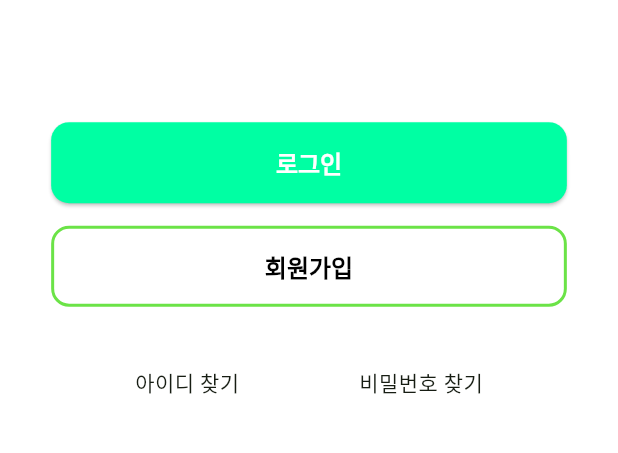
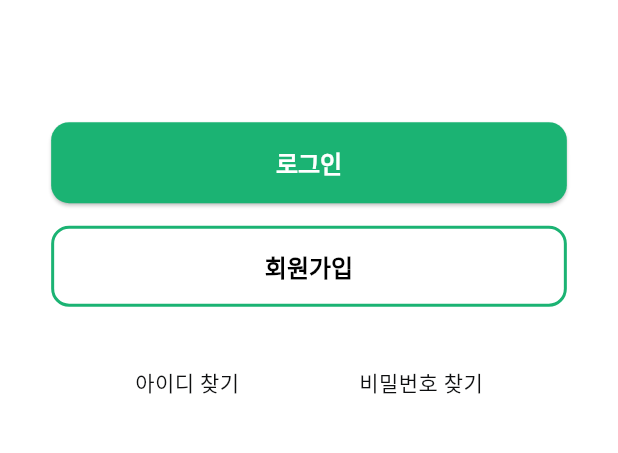
Before and after one commit to ycs-201707010/UniPlan_Client, a Flutter app: the screen it shows after launch, on a phone screen of 412 x 824 dp, the part 564-1017 px from its top. Run offline on Flutter 3.47's test engine with Material 3 defaults, Android fonts, the phone set to English and light mode, and no system bars; our stand-ins replace flutter_colorpicker, flutter_slidable, flutter_speed_dial, flutter_spinkit, geolocator, google_maps_flutter and 4 more; missing offline and left inert: flutter_randomcolor, flutter_sound, google_places_api_flutter, timetable_view, wave_blob; accounts and stored records are empty; Roboto replaces fonts that are missing (NanumSquare).

Commit message:
251008 lightmode Update

```diff
--- a/lib/main.dart
+++ b/lib/main.dart
@@ -105,7 +105,7 @@ class uniPlanApp extends StatelessWidget {
         // 버튼을 생성할 때 따로 Theme.of(context)를 통해 불러오지 않아도 된다.
         elevatedButtonTheme: ElevatedButtonThemeData(
           style: ElevatedButton.styleFrom(
-            backgroundColor: Color(0xFF00FFA3), // ElevatedButton의 배경색
+            backgroundColor: Color(0xFF1bb373), // ElevatedButton의 배경색
             disabledBackgroundColor: Colors.grey.shade300,
             disabledForegroundColor: Colors.grey.shade500,
             foregroundColor: Colors.white, // ElevatedButton의 텍스트/아이콘 색상
@@ -123,7 +123,7 @@ class uniPlanApp extends StatelessWidget {
         // 채워지지 않은 버튼(Out)
         outlinedButtonTheme: OutlinedButtonThemeData(
           style: OutlinedButton.styleFrom(
-            side: BorderSide(color: const Color(0xFF6BE347), width: 2),
+            side: BorderSide(color: Color(0xFF1bb373), width: 2),
             foregroundColor: Colors.black,
             shape: RoundedRectangleBorder(
               borderRadius: BorderRadius.circular(12), // 버튼 모서리 둥글게
@@ -137,6 +137,9 @@ class uniPlanApp extends StatelessWidget {
         ),
 
         inputDecorationTheme: InputDecorationTheme(
+          focusedBorder: UnderlineInputBorder(
+            borderSide: BorderSide(color: Color(0xFF1bb373), width: 2),
+          ),
           hintStyle: const TextStyle(
             color: Color.fromARGB(255, 139, 139, 139),
             fontSize: 16,
@@ -199,6 +202,9 @@ class uniPlanApp extends StatelessWidget {
             color: Color.fromARGB(255, 139, 139, 139),
             fontSize: 16,
           ),
+          focusedBorder: UnderlineInputBorder(
+            borderSide: BorderSide(color: Color(0xFF00FFA3), width: 2),
+          ),
         ),
       ),
 
--- a/lib/screens/chatbot.dart
+++ b/lib/screens/chatbot.dart
@@ -203,7 +203,7 @@ class _ChatPageState extends State<ChatbotPage> {
     WidgetsBinding.instance.addPostFrameCallback((_) => _scrollToBottom());
 
     return Scaffold(
-      backgroundColor: Theme.of(context).colorScheme.surface,
+      backgroundColor: Theme.of(context).colorScheme.surfaceContainerHigh,
       appBar: chatTopBar(),
       body: Column(
         children: [
@@ -256,6 +256,7 @@ class _ChatPageState extends State<ChatbotPage> {
                             decoration: const InputDecoration(
                               hintText: '여기에 메시지를 입력...',
                               border: InputBorder.none,
+                              focusedBorder: InputBorder.none,
                             ),
                           ),
                         ),
--- a/lib/screens/scheduleSheets.dart
+++ b/lib/screens/scheduleSheets.dart
@@ -141,7 +141,7 @@ class _scheduleSheetsPageState extends State<scheduleSheetsPage>
     } else if (today.weekday == DateTime.sunday) {
       return Colors.red; // 일요일이면 빨간색
     } else {
-      return Theme.of(context).colorScheme.onPrimaryContainer; // 평일이면 기존 색상
+      return Theme.of(context).colorScheme.primaryContainer; // 평일이면 기존 색상
     }
   }
 
@@ -188,6 +188,9 @@ class _scheduleSheetsPageState extends State<scheduleSheetsPage>
                     ),
                     todayHighlightColor:
                         _getTodayHighlightColor(), //Color(0xEE265A3A),
+                    todayTextStyle: TextStyle(
+                      color: Theme.of(context).colorScheme.onPrimaryContainer,
+                    ),
                     selectionDecoration: BoxDecoration(
                       color: Colors.transparent,
                       border: Border.all(
--- a/lib/theme/theme.dart
+++ b/lib/theme/theme.dart
@@ -8,51 +8,47 @@ class MaterialTheme {
   static ColorScheme lightScheme() {
     return const ColorScheme(
       brightness: Brightness.light,
-      primary: Color(0xff1b6d00),
-      surfaceTint: Color(0xff1b6d00),
-      onPrimary: Color(0xffffffff),
-      primaryContainer: Color(0xff6be347),
-      onPrimaryContainer: Color(0xff176200),
-      secondary: Color(0xff326b21),
-      onSecondary: Color(0xffffffff),
-      secondaryContainer: Color(0xffb3f498),
-      onSecondaryContainer: Color(0xff387126),
-      tertiary: Color(0xff006c51),
-      onTertiary: Color(0xffffffff),
-      tertiaryContainer: Color(0xff00e4b0),
-      onTertiaryContainer: Color(0xff006049),
+
+      // --- Primary (주요/강조) ---
+      primary: Color(0xFF1bb373), // 가장 중요한 요소 (활성 버튼, FAB 등)
+      onPrimary: Color(0xFFFFFFFF), // Primary 색상 위의 텍스트/아이콘 (어두운 녹색)
+      primaryContainer: Color(0xFF168f5c), // Primary보다 덜 강조된 컨테이너
+      onPrimaryContainer: Color(0xFFFFFFFF), // PrimaryContainer 위의 텍스트/아이콘
+      // --- Secondary (보조 - 녹색 계열) ---
+      // Primary보다 덜 중요하지만 여전히 녹색 계열의 UI 요소에 사용
+      secondary: Color(0xFF66bb6a), // 부드러운 중간 톤 녹색
+      onSecondary: Color(0xFFFFFFFF), // Secondary 색상 위의 텍스트/아이콘 (흰색)
+      secondaryContainer: Color(0xFF005223), // Secondary의 더 어두운 버전
+      onSecondaryContainer: Color(0xFFBEEBC2), // SecondaryContainer 위의 텍스트/아이콘
+      // --- Tertiary (추가 강조 - 녹색 계열) ---
+      // 가장 은은하거나 보조적인 하이라이트가 필요할 때 사용
+      tertiary: Color(0xFFA5D6A7), // 밝고 연한 민트/녹색
+      onTertiary: Color(0xFF0F381A), // Tertiary 색상 위의 텍스트/아이콘 (어두운 녹색)
+      tertiaryContainer: Color(0xFF274F2E), // Tertiary의 더 어두운 버전
+      onTertiaryContainer: Color(0xFFC0F3C2), // TertiaryContainer 위의 텍스트/아이콘
+      // --- Error (오류) ---
       error: Color(0xffba1a1a),
       onError: Color(0xffffffff),
       errorContainer: Color(0xffffdad6),
       onErrorContainer: Color(0xff93000a),
-      surface: Color(0xfff4fcea),
-      onSurface: Color(0xff171d13),
-      onSurfaceVariant: Color(0xff3e4a38),
-      outline: Color(0xff6e7b66),
-      outlineVariant: Color(0xffbecbb3),
-      shadow: Color(0xff000000),
-      scrim: Color(0xff000000),
-      inverseSurface: Color(0xff2b3327),
-      inversePrimary: Color(0xff68e044),
-      primaryFixed: Color(0xff84fe5e),
-      onPrimaryFixed: Color(0xff042100),
-      primaryFixedDim: Color(0xff68e044),
-      onPrimaryFixedVariant: Color(0xff125200),
-      secondaryFixed: Color(0xffb3f498),
-      onSecondaryFixed: Color(0xff042100),
-      secondaryFixedDim: Color(0xff98d77f),
-      onSecondaryFixedVariant: Color(0xff195208),
-      tertiaryFixed: Color(0xff44fec8),
-      onTertiaryFixed: Color(0xff002117),
-      tertiaryFixedDim: Color(0xff00e1ad),
-      onTertiaryFixedVariant: Color(0xff00513d),
-      surfaceDim: Color(0xffd5ddcc),
-      surfaceBright: Color(0xfff4fcea),
-      surfaceContainerLowest: Color(0xffffffff),
-      surfaceContainerLow: Color(0xffeef6e5),
-      surfaceContainer: Color(0xffe9f1df),
-      surfaceContainerHigh: Color(0xffe3ebda),
-      surfaceContainerHighest: Color(0xffdde5d4),
+
+      // --- Surface (표면/배경) ---
+      surface: Color(0xFFFFFFFF), // 카드, 다이얼로그, BottomSheet 등의 배경
+      onSurface: Color(0xFF0e0f10), // Surface 위의 기본 텍스트/아이콘 (밝은 회색)
+      surfaceContainer: Color(0xFFF9F9F9),
+      surfaceContainerHigh: Color(
+        0xFFe1e1e5,
+      ), // Surface와 미묘하게 다른 표면 (TextField 배경 등)
+      onSurfaceVariant: Color(0xFF2E3033), // 전체 배경 위의 텍스트/아이콘
+      // --- 기타 색상 ---
+      outline: Color(0xFF4D4D4D), // 테두리선 (OutlinedButton, Divider 등)
+      outlineVariant: Color(0xFF424744),
+      shadow: Color(0xFF000000), // 그림자
+      scrim: Color(0xFF000000), // 배경을 어둡게 덮는 막 (Scrim)
+
+      inverseSurface: Color(0xFFE4E3E2),
+      onInverseSurface: Color(0xFF303130),
+      inversePrimary: Color(0xFF006B48),
     );
   }
 
@@ -66,21 +62,23 @@ class MaterialTheme {
 
       // --- Primary (주요/강조) ---
       primary: Color(0xFF00FFA3), // 가장 중요한 요소 (활성 버튼, FAB 등)
-      onPrimary: Color(0xFF003824), // Primary 색상 위의 텍스트/아이콘 (어두운 녹색)
-      primaryContainer: Color(0xFF005238), // Primary보다 덜 강조된 컨테이너
-      onPrimaryContainer: Color(0xFF5BFFC0), // PrimaryContainer 위의 텍스트/아이콘
-      // --- Secondary (보조) ---
-      secondary: Color(0xFFB5CCBA), // 덜 중요한 요소 (필터 칩 등)
-      onSecondary: Color(0xFF233428), // Secondary 색상 위의 텍스트/아이콘
-      secondaryContainer: Color(0xFF394B3D), // Secondary보다 덜 강조된 컨테이너
-      onSecondaryContainer: Color(0xFFD1E8D6),
-
-      // --- Tertiary (추가 강조) ---
-      tertiary: Color(0xFFA1CEDC), // 추가적인 강조 색상
-      onTertiary: Color(0xFF013640), // Tertiary 색상 위의 텍스트/아이콘
-      tertiaryContainer: Color(0xFF1E4D57),
-      onTertiaryContainer: Color(0xFFBDEAF8),
-
+      onPrimary: Color(0xFF0E0F10), // Primary 색상 위의 텍스트/아이콘 (어두운 녹색)
+      primaryContainer: Color(0xFF1bb373), // Primary보다 덜 강조된 컨테이너
+      onPrimaryContainer: Color(0xFF0e0f10), // PrimaryContainer 위의 텍스트/아이콘
+      // --- Secondary (보조 - 녹색 계열) ---
+      // Primary보다 덜 중요하지만 여전히 녹색 계열의 UI 요소에 사용
+      secondary: Color(0xFF2E8B57), // 차분한 중간 톤 녹색 (SeaGreen)
+      onSecondary: Color(0xFFFFFFFF), // Secondary 색상 위의 텍스트/아이콘 (흰색)
+      secondaryContainer: Color(0xFF004D40), // Secondary의 더 어두운 버전 (어두운 청록)
+      onSecondaryContainer: Color(
+        0xFFA7FFEB,
+      ), // SecondaryContainer 위의 텍스트/아이콘 (밝은 민트)
+      // --- Tertiary (추가 강조 - 녹색 계열) ---
+      // 보조적인 하이라이트나 다른 톤의 녹색이 필요할 때 사용
+      tertiary: Color(0xFF26A69A), // 청록색 (Teal)
+      onTertiary: Color(0xFFFFFFFF), // Tertiary 색상 위의 텍스트/아이콘 (흰색)
+      tertiaryContainer: Color(0xFF003731), // Tertiary의 더 어두운 버전
+      onTertiaryContainer: Color(0xFF9EF1E3), // TertiaryContainer 위의 텍스트/아이콘
       // --- Error (오류) ---
       error: Color(0xFFFFB4AB), // 오류 메시지, 아이콘 등
       onError: Color(0xFF690005), // Error 색상 위의 텍스트/아이콘
@@ -88,7 +86,7 @@ class MaterialTheme {
       onErrorContainer: Color(0xFFFFDAD6),
 
       // --- Surface (표면/배경) ---
-      surface: Color.fromARGB(255, 28, 28, 28), // 카드, 다이얼로그, BottomSheet 등의 배경
+      surface: Color(0xFF141517), // 카드, 다이얼로그, BottomSheet 등의 배경
       onSurface: Color(0xFFFFFFFF), // Surface 위의 기본 텍스트/아이콘 (밝은 회색)
       surfaceContainer: Color(0xFF202224),
       surfaceContainerHigh: Color(
```
Also changed, not shown: lib/screens/add_schedule.dart (+4 -41 lines), lib/screens/everytime_link_page.dart (+9 -14 lines), lib/screens/login.dart (+6 -6 lines), lib/services/everytime_service.dart (+7 -6 lines).
